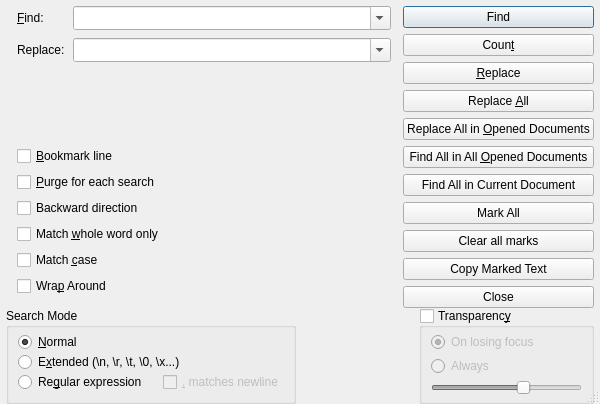
First picture: the form in src/dialogs/FindReplaceDialog.ui, repository alsyundawy/NoteSciPad, before the edit.
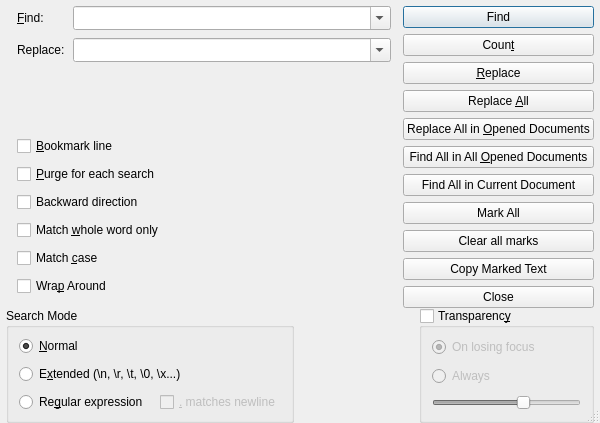
Second picture: the form after the edit.

Diff of the .ui file:
```diff
--- a/src/dialogs/FindReplaceDialog.ui
+++ b/src/dialogs/FindReplaceDialog.ui
@@ -70,10 +70,19 @@
          </property>
          <layout class="QVBoxLayout" name="verticalLayout">
           <property name="spacing">
-           <number>0</number>
+           <number>8</number>
+          </property>
+          <property name="leftMargin">
+           <number>10</number>
           </property>
           <property name="topMargin">
-           <number>4</number>
+           <number>8</number>
+          </property>
+          <property name="rightMargin">
+           <number>10</number>
+          </property>
+          <property name="bottomMargin">
+           <number>8</number>
           </property>
           <item>
            <widget class="QRadioButton" name="radioNormalSearch">
@@ -110,7 +119,7 @@
           <item>
            <layout class="QHBoxLayout" name="horizontalLayout_4">
             <property name="spacing">
-             <number>16</number>
+             <number>12</number>
             </property>
             <item>
              <widget class="QRadioButton" name="radioRegexSearch">
@@ -186,13 +195,19 @@
        </property>
        <layout class="QVBoxLayout" name="verticalLayout_2">
         <property name="spacing">
-         <number>4</number>
+         <number>8</number>
+        </property>
+        <property name="leftMargin">
+         <number>10</number>
         </property>
         <property name="topMargin">
-         <number>4</number>
+         <number>8</number>
+        </property>
+        <property name="rightMargin">
+         <number>10</number>
         </property>
         <property name="bottomMargin">
-         <number>4</number>
+         <number>8</number>
         </property>
         <item>
          <widget class="QRadioButton" name="radioOnLosingFocus">
@@ -473,7 +488,7 @@
        <item>
         <layout class="QVBoxLayout" name="verticalLayout_6">
          <property name="spacing">
-          <number>6</number>
+          <number>8</number>
          </property>
          <item>
           <widget class="QCheckBox" name="checkBoxBookmarkLine">
```
